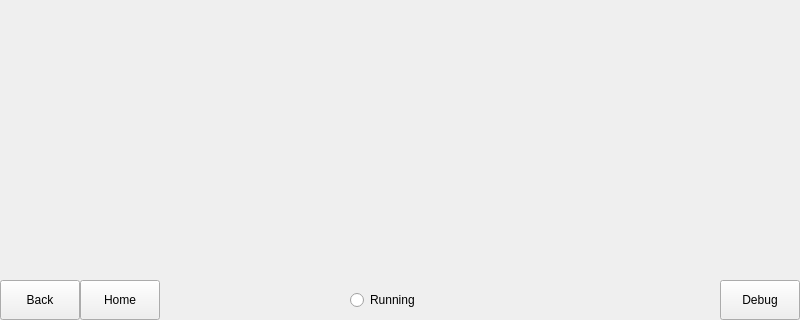
Above: modbus-application/mainwindow.ui from Wolkabout/offset-printing-machine-simulator-application before the change; both pictures show x 0 to 800 and y 280 to 600 of the 800 by 600 pixel window. Below: the same form after it.
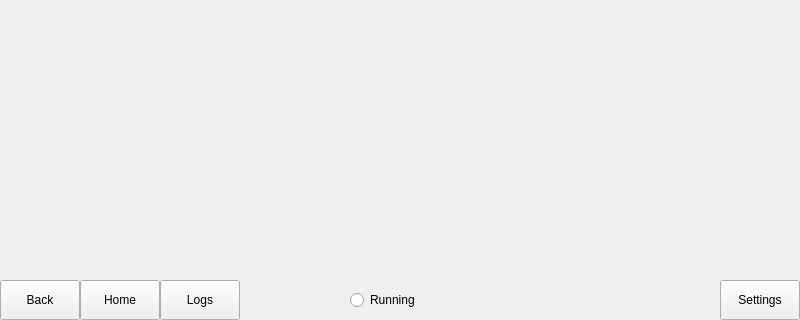
That is the form after the change.

The edit to the form file:
```diff
--- a/modbus-application/mainwindow.ui
+++ b/modbus-application/mainwindow.ui
@@ -32,19 +32,6 @@
    <string>Wolkabout Modbus TCP</string>
   </property>
   <widget class="QWidget" name="centralWidget">
-   <widget class="QPushButton" name="pushButton">
-    <property name="geometry">
-     <rect>
-      <x>720</x>
-      <y>560</y>
-      <width>80</width>
-      <height>40</height>
-     </rect>
-    </property>
-    <property name="text">
-     <string>Debug</string>
-    </property>
-   </widget>
    <widget class="QFrame" name="displayedWindow">
     <property name="geometry">
      <rect>
@@ -230,6 +217,44 @@
      <string>Running</string>
     </property>
    </widget>
+   <widget class="QPushButton" name="logButton">
+    <property name="geometry">
+     <rect>
+      <x>160</x>
+      <y>560</y>
+      <width>80</width>
+      <height>40</height>
+     </rect>
+    </property>
+    <property name="text">
+     <string>Logs</string>
+    </property>
+    <property name="autoDefault">
+     <bool>true</bool>
+    </property>
+    <property name="flat">
+     <bool>false</bool>
+    </property>
+   </widget>
+   <widget class="QPushButton" name="settingsButton">
+    <property name="geometry">
+     <rect>
+      <x>720</x>
+      <y>560</y>
+      <width>80</width>
+      <height>40</height>
+     </rect>
+    </property>
+    <property name="text">
+     <string>Settings</string>
+    </property>
+    <property name="autoDefault">
+     <bool>true</bool>
+    </property>
+    <property name="flat">
+     <bool>false</bool>
+    </property>
+   </widget>
   </widget>
  </widget>
  <layoutdefault spacing="6" margin="11"/>
```
Left out of the diff: 12 changed lines with no effect on the pictures.
